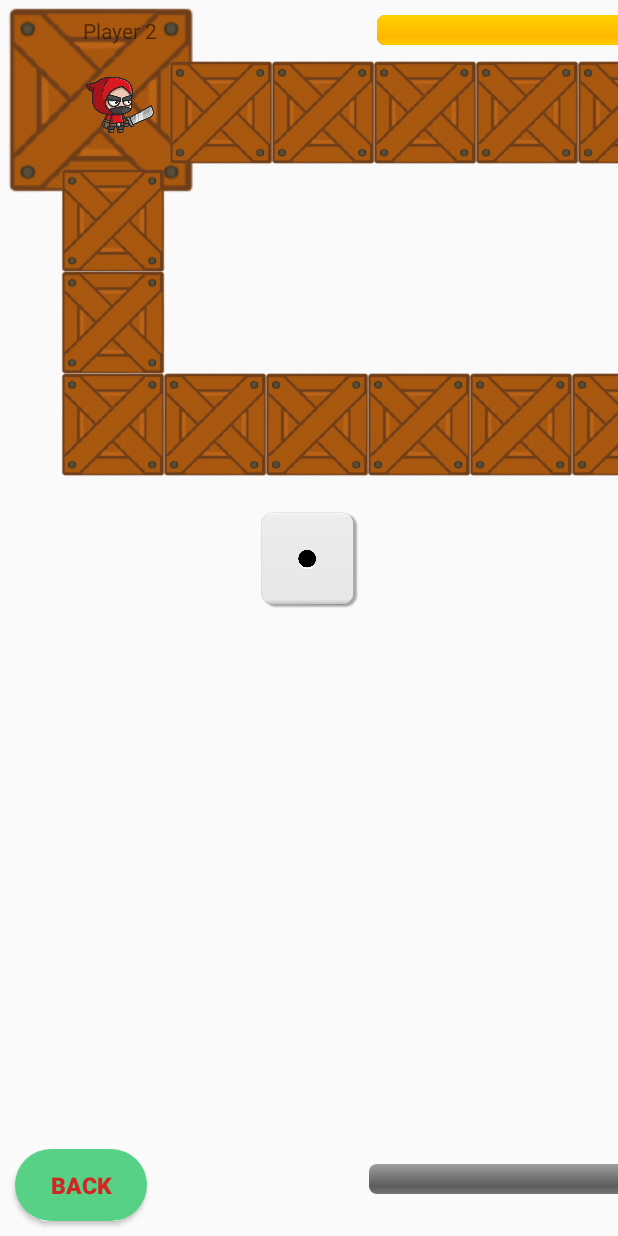
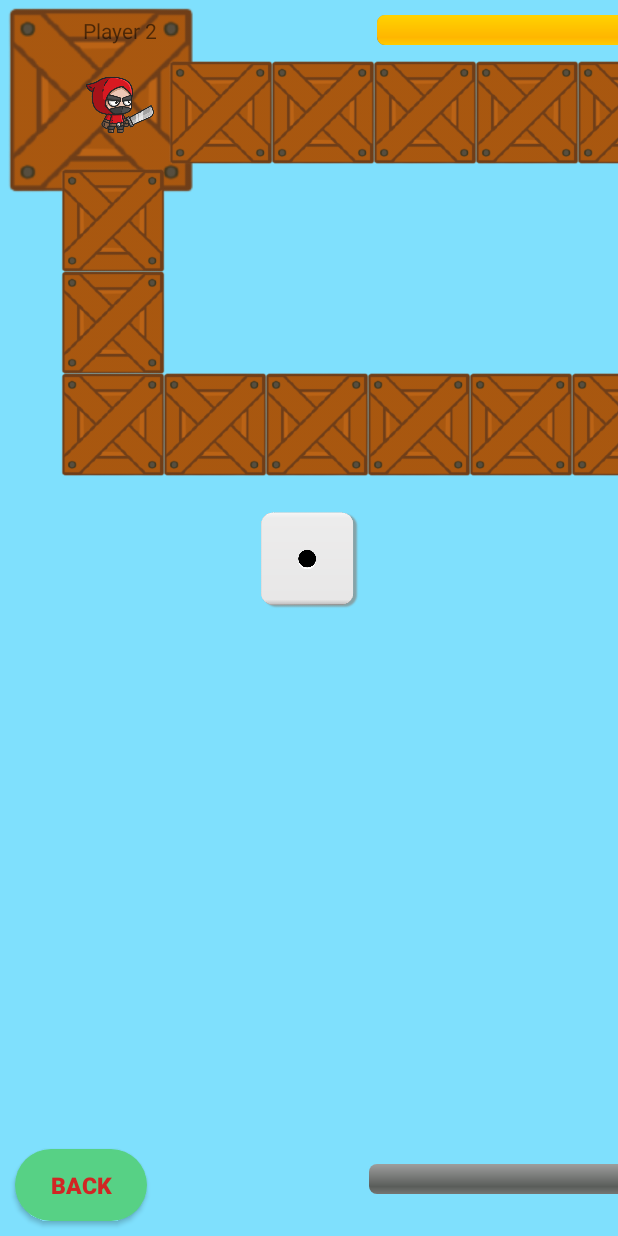
Before and after one commit to TranBaKhoa1999/ProjectMobile, an Android app: the layout activity_game.xml on its own in the app's theme, with its tools: preview values and no code run, on a phone screen of 412 x 824 dp. Run offline under Robolectric (Android 15) with nearby library versions, the light colour scheme and no system bars.

Commit message:
background color

```diff
--- a/app/src/main/res/layout/activity_game.xml
+++ b/app/src/main/res/layout/activity_game.xml
@@ -3,6 +3,7 @@
     xmlns:android="http://schemas.android.com/apk/res/android"
     android:layout_width="match_parent"
     android:layout_height="match_parent"
+    android:background="#7E00C4FF"
     xmlns:tools="http://schemas.android.com/tools"
     xmlns:app="http://schemas.android.com/apk/res-auto"
     android:screenOrientation="landscape"
```
Also changed, not shown: app/src/main/res/drawable/game1.png (added).
